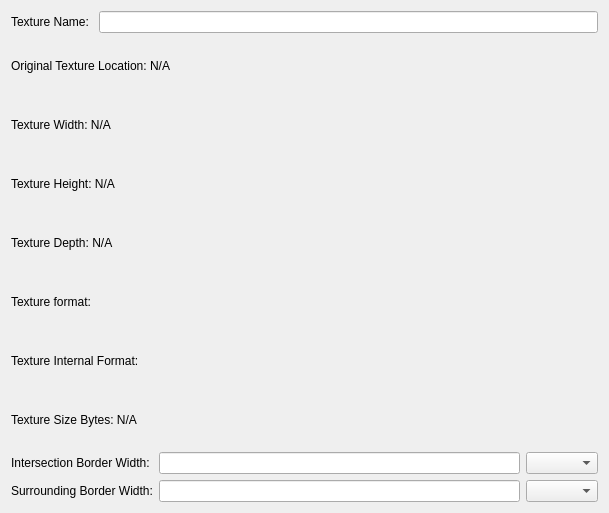
Before: the Qt Designer form GUI/TextureInformation/selectedTextureInformation.ui in Binyamin-Brion/TextureAtlasCreator, drawn with Qt 5.
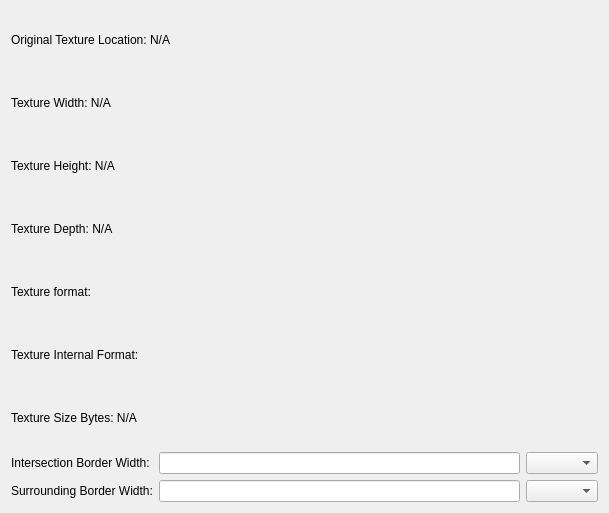
After: the same form once the commit is applied.

Commit message: - Fixed bug that caused program to crash when loading textures - Removed functionality related to texture name due to confusing behvaiour

```diff
--- a/GUI/TextureInformation/selectedTextureInformation.ui
+++ b/GUI/TextureInformation/selectedTextureInformation.ui
@@ -14,20 +14,6 @@
    <string>Form</string>
   </property>
   <layout class="QVBoxLayout" name="verticalLayout">
-   <item>
-    <layout class="QHBoxLayout" name="horizontalLayout_2">
-     <item>
-      <widget class="QLabel" name="textureNameLabel">
-       <property name="text">
-        <string>Texture Name: </string>
-       </property>
-      </widget>
-     </item>
-     <item>
-      <widget class="QLineEdit" name="textureNameLineEdit"/>
-     </item>
-    </layout>
-   </item>
    <item>
     <widget class="QLabel" name="textureLocationLabel">
      <property name="text">
```
The commit also changes 6 other files.
